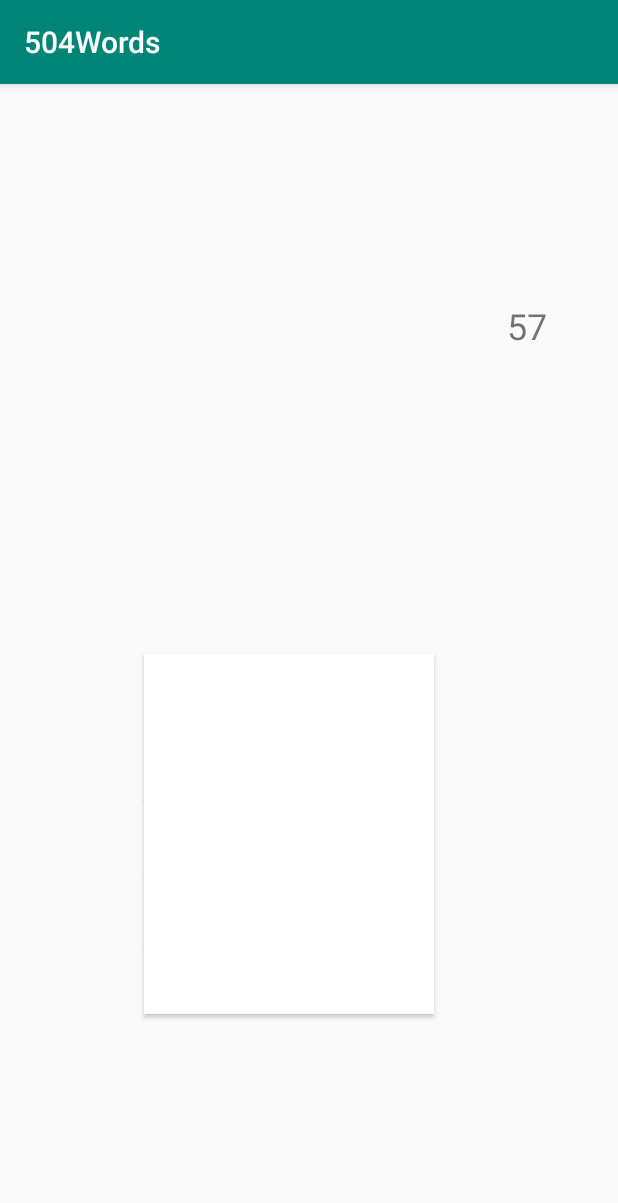
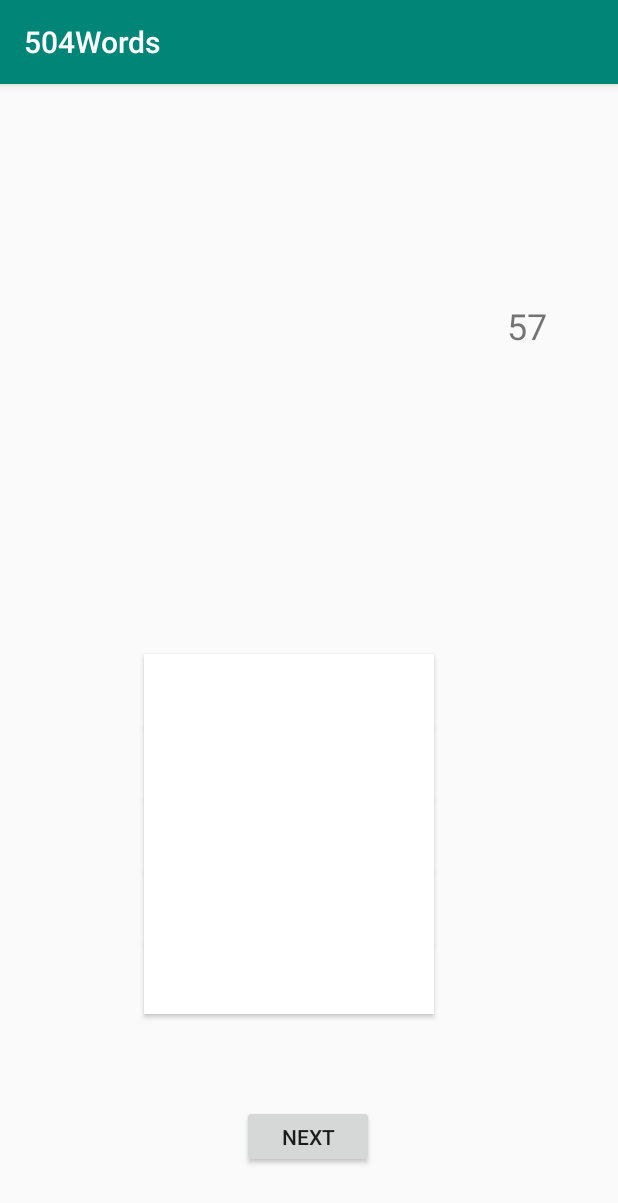
Before and after one commit to hovgrigor/504words, an Android app: the MainActivity screen opened directly, with no data from a screen before it, on a phone screen of 412 x 824 dp. Shown: the top 1203 px of the screen. Run offline under Robolectric (Android 15) with nearby library versions, the phone set to English and light mode, and no system bars; 3 statements that could not run were skipped.

Commit message:
added next

```diff
--- a/app/src/main/res/layout/activity_main.xml
+++ b/app/src/main/res/layout/activity_main.xml
@@ -91,4 +91,18 @@
         app:layout_constraintEnd_toEndOf="parent"
         app:layout_constraintTop_toTopOf="parent" />
 
+    <Button
+        android:id="@+id/b_next"
+        android:layout_width="wrap_content"
+        android:layout_height="42dp"
+        android:layout_marginStart="147dp"
+        android:layout_marginLeft="147dp"
+        android:layout_marginEnd="149dp"
+        android:layout_marginRight="149dp"
+        android:layout_marginBottom="45dp"
+        android:text="Next"
+        app:layout_constraintBottom_toBottomOf="parent"
+        app:layout_constraintEnd_toEndOf="parent"
+        app:layout_constraintStart_toStartOf="parent" />
+
 </android.support.constraint.ConstraintLayout>
```
Also changed, not shown: app/src/main/AndroidManifest.xml (+16 -5 lines), app/src/main/java/com/example/rustam/a504words/Lesson.java (+7 -0 lines), app/src/main/java/com/example/rustam/a504words/MainActivity.java (+30 -11 lines).
